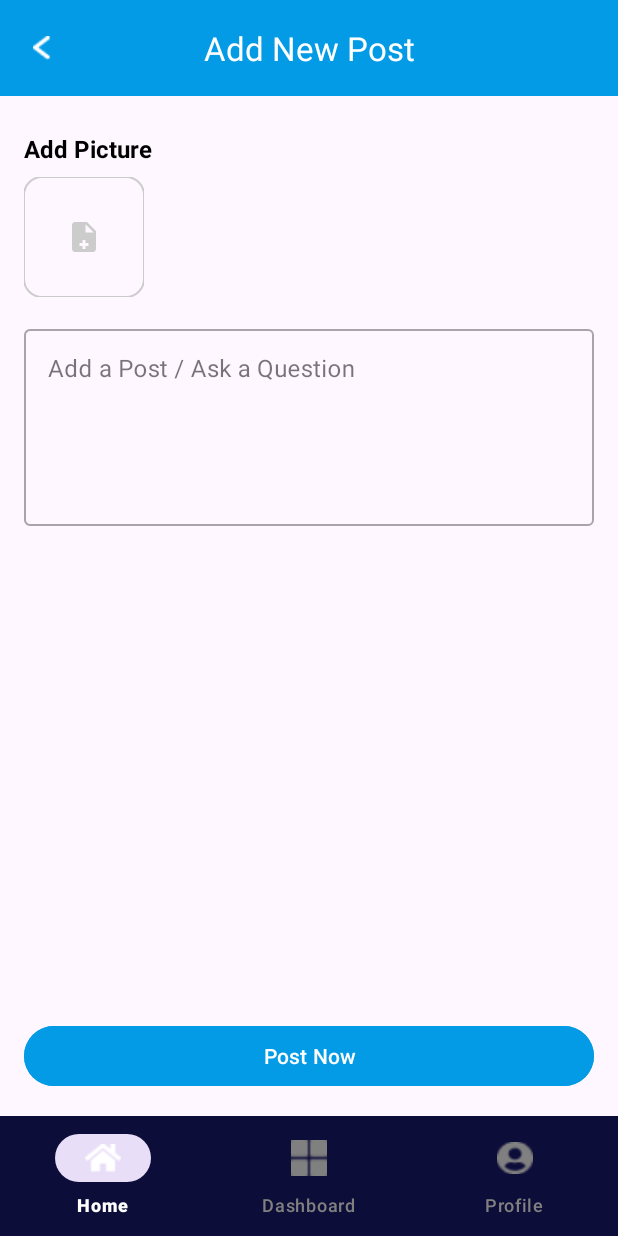
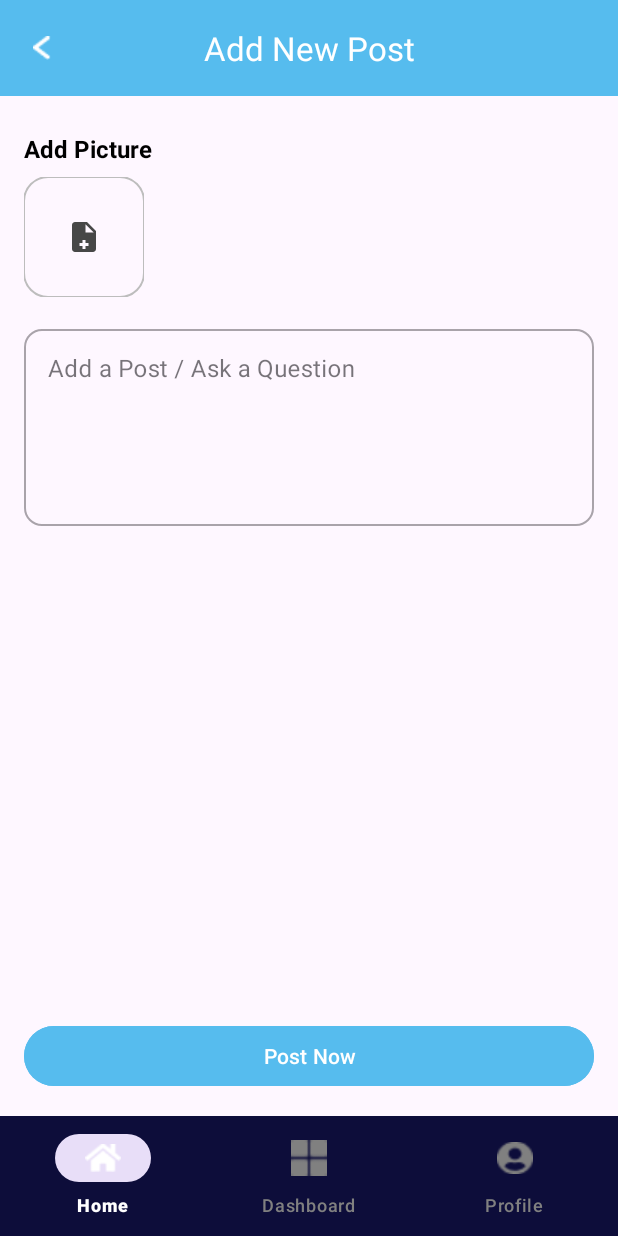
Before and after one commit to TGMeta-Bloom/tgm-rentify-android-mobile-application, an Android app: the AddPostFragment screen opened through its navigation route, on a phone screen of 412 x 824 dp. Run offline under Robolectric (Android 15) with nearby library versions, the phone set to English and light mode, and no system bars; our stand-ins replace navigation-ui.

Commit message:
commit files

```diff
--- a/app/src/main/res/layout/fragment_add_post.xml
+++ b/app/src/main/res/layout/fragment_add_post.xml
@@ -8,15 +8,17 @@
 
     <com.google.android.material.appbar.AppBarLayout
         android:id="@+id/app_bar_layout"
-        android:layout_width="match_parent"
+        android:layout_width="0dp"
         android:layout_height="wrap_content"
-        app:layout_constraintTop_toTopOf="parent">
+        app:layout_constraintTop_toTopOf="parent"
+        app:layout_constraintStart_toStartOf="parent"
+        app:layout_constraintEnd_toEndOf="parent">
 
         <com.google.android.material.appbar.MaterialToolbar
             android:id="@+id/toolbar"
             android:layout_width="match_parent"
             android:layout_height="?attr/actionBarSize"
-            android:background="@color/sky_blue"
+            android:background="@color/app_blue"
             app:navigationIcon="@drawable/ic_arrow_back"
             app:navigationIconTint="@color/white"
             app:title="@string/add_post_title"
@@ -50,8 +52,9 @@
         android:src="@drawable/ic_add_image_placeholder"
         app:layout_constraintStart_toStartOf="@id/tv_add_picture_label"
         app:layout_constraintTop_toBottomOf="@id/tv_add_picture_label"
-        app:shapeAppearanceOverlay="@style/ShapeAppearance.Material3.Corner.Medium"
-        app:strokeColor="@color/gray"
+
+        app:shapeAppearanceOverlay="@style/ShapeAppearance.Material3.Corner.Large"
+        app:strokeColor="@color/app_divider_gray"
         app:strokeWidth="1dp" />
 
     <com.google.android.material.textfield.TextInputLayout
@@ -64,7 +67,12 @@
         android:layout_marginEnd="16dp"
         app:layout_constraintEnd_toEndOf="parent"
         app:layout_constraintStart_toStartOf="parent"
-        app:layout_constraintTop_toBottomOf="@id/iv_image_placeholder">
+        app:layout_constraintTop_toBottomOf="@id/iv_image_placeholder"
+
+        app:boxCornerRadiusTopStart="12dp"
+        app:boxCornerRadiusTopEnd="12dp"
+        app:boxCornerRadiusBottomStart="12dp"
+        app:boxCornerRadiusBottomEnd="12dp">
 
         <com.google.android.material.textfield.TextInputEditText
             android:id="@+id/et_caption"
@@ -82,9 +90,10 @@
         android:layout_width="0dp"
         android:layout_height="wrap_content"
         android:layout_margin="16dp"
-        android:backgroundTint="@color/sky_blue"
+        android:backgroundTint="@color/app_blue"
         android:text="@string/add_post_post_now"
-        app:cornerRadius="20dp"
+
+        app:cornerRadius="28dp"
         app:layout_constraintBottom_toBottomOf="parent"
         app:layout_constraintEnd_toEndOf="parent"
         app:layout_constraintStart_toStartOf="parent" />
--- a/app/src/main/res/values/colors.xml
+++ b/app/src/main/res/values/colors.xml
@@ -2,7 +2,7 @@
 <resources>
     <color name="black">#FF000000</color>
     <color name="white">#FFFFFFFF</color>
-    <color name="gray">#CCCCCC</color>
+    <color name="gray">#474747</color>
     <color name="silk_blue">#026EA3</color>
     <color name="royal_blue">#0F1986</color>
     <color name="dark_blue">#0D0D3A</color>
```
